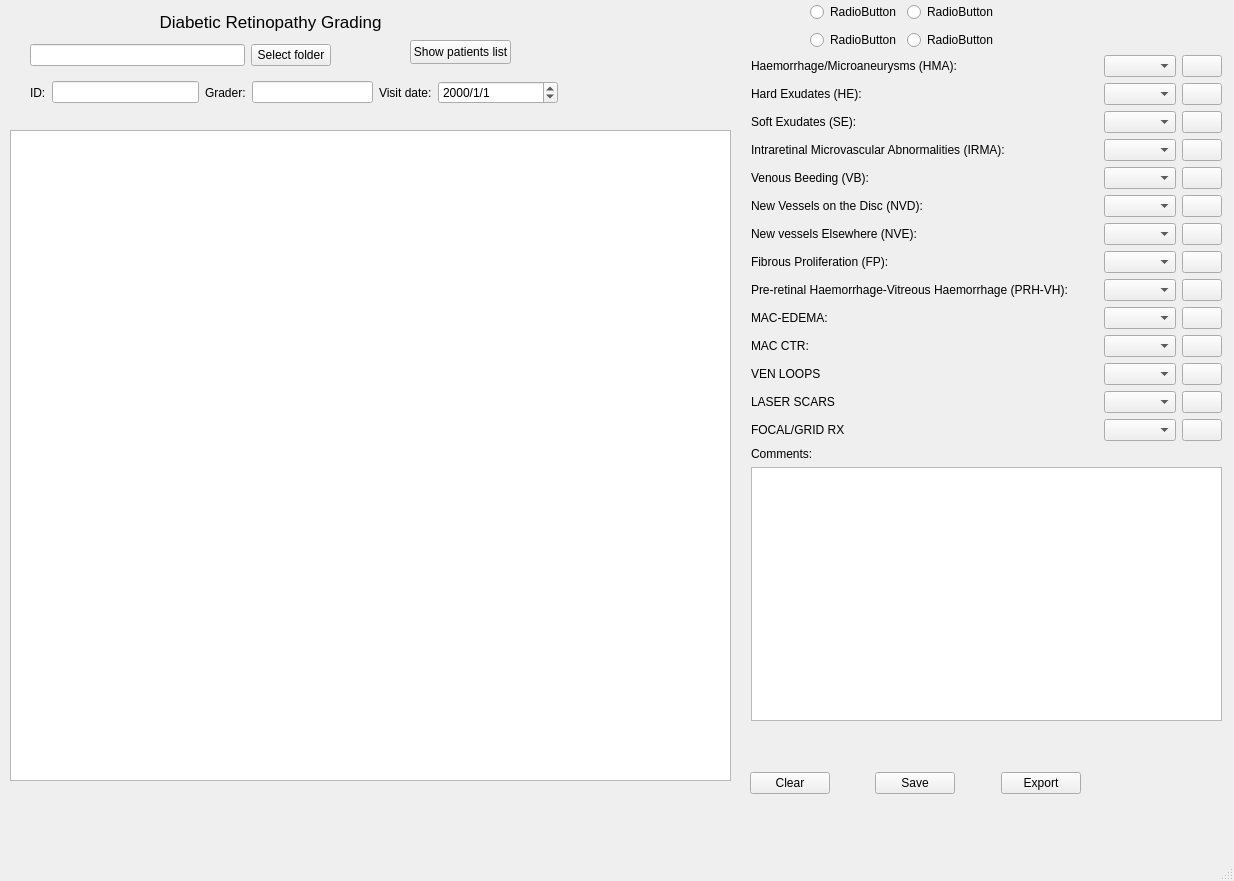
Before: the Qt Designer form MainWindow.ui in xujialiu/ETDR-grading-app, drawn with Qt 5.
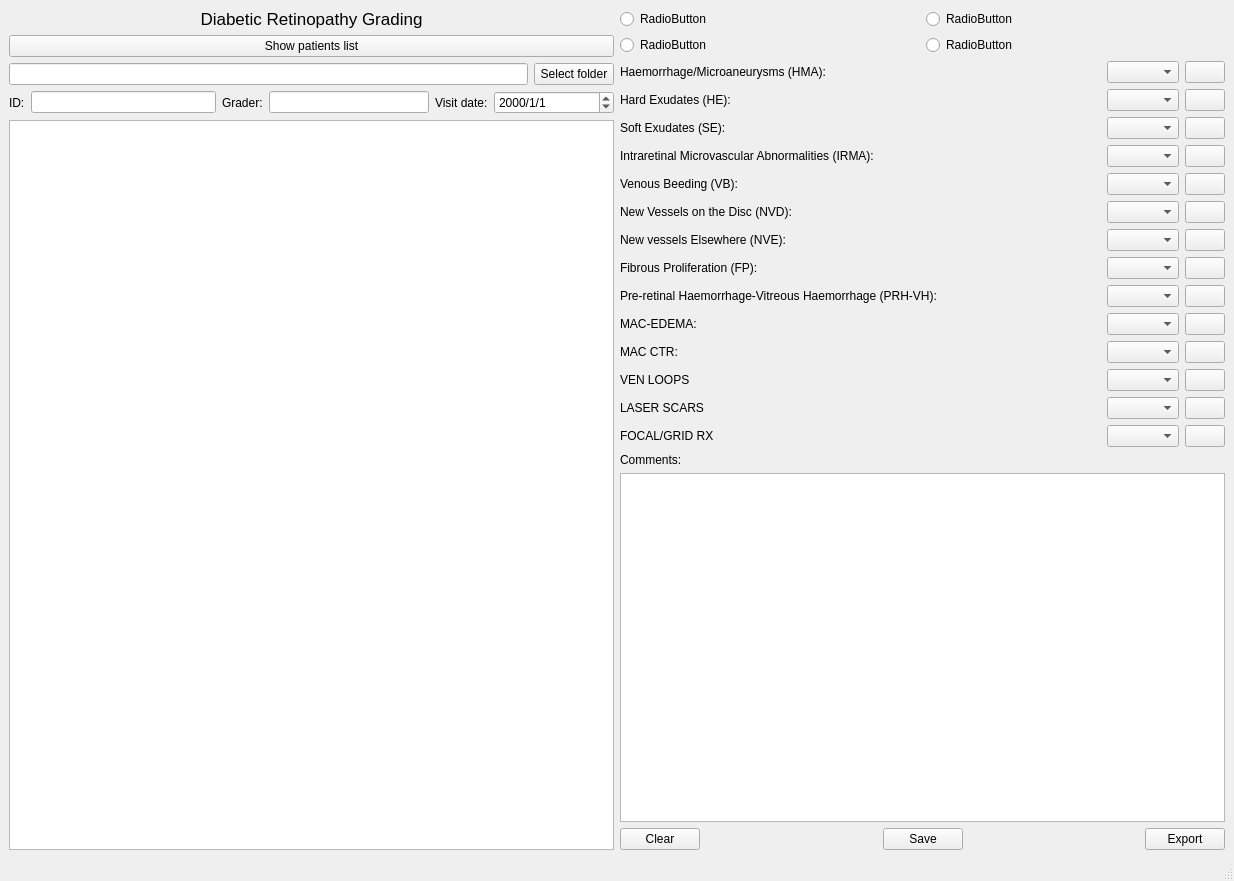
After: the same form once the commit is applied. Icons and pictures are not drawn.

Commit message: feat: change the combobox image hovered on tht mouse left

```diff
--- a/MainWindow.ui
+++ b/MainWindow.ui
@@ -14,15 +14,11 @@
    <string>MainWindow</string>
   </property>
   <widget class="QWidget" name="centralwidget">
+   <layout class="QHBoxLayout" name="horizontalLayout_22">
+    <item>
+     <layout class="QVBoxLayout" name="verticalLayout_5">
+      <item>
    <widget class="QLabel" name="label">
-    <property name="geometry">
-     <rect>
-      <x>160</x>
-      <y>10</y>
-      <width>221</width>
-      <height>23</height>
-     </rect>
-    </property>
     <property name="font">
      <font>
       <pointsize>13</pointsize>
@@ -35,25 +31,29 @@
      <set>Qt::AlignCenter</set>
     </property>
    </widget>
-   <widget class="QGraphicsView" name="graphicsView">
-    <property name="geometry">
-     <rect>
-      <x>10</x>
-      <y>130</y>
-      <width>721</width>
-      <height>651</height>
-     </rect>
-    </property>
-   </widget>
-   <widget class="QWidget" name="layoutWidget">
-    <property name="geometry">
-     <rect>
-      <x>30</x>
-      <y>80</y>
-      <width>528</width>
-      <height>25</height>
-     </rect>
-    </property>
+      </item>
+      <item>
+       <widget class="QPushButton" name="folder_button_2">
+        <property name="text">
+         <string>Show patients list</string>
+        </property>
+       </widget>
+      </item>
+      <item>
+       <layout class="QHBoxLayout" name="horizontalLayout_4">
+        <item>
+         <widget class="QLineEdit" name="folder_line"/>
+        </item>
+        <item>
+         <widget class="QPushButton" name="folder_button">
+          <property name="text">
+           <string>Select folder</string>
+          </property>
+         </widget>
+        </item>
+       </layout>
+      </item>
+      <item>
     <layout class="QHBoxLayout" name="horizontalLayout_19">
      <item>
       <layout class="QHBoxLayout" name="horizontalLayout">
@@ -114,106 +114,55 @@
       </layout>
      </item>
     </layout>
-   </widget>
-   <widget class="QWidget" name="layoutWidget">
-    <property name="geometry">
-     <rect>
-      <x>750</x>
-      <y>770</y>
-      <width>331</width>
-      <height>26</height>
-     </rect>
-    </property>
-    <layout class="QHBoxLayout" name="horizontalLayout_20">
-     <item>
-      <widget class="QPushButton" name="pushButton">
-       <property name="text">
-        <string>Clear</string>
-       </property>
-       <property name="autoDefault">
-        <bool>false</bool>
-       </property>
-       <property name="default">
-        <bool>false</bool>
-       </property>
-       <property name="flat">
-        <bool>false</bool>
-       </property>
-      </widget>
      </item>
      <item>
-      <spacer name="horizontalSpacer_15">
-       <property name="orientation">
-        <enum>Qt::Horizontal</enum>
-       </property>
-       <property name="sizeHint" stdset="0">
-        <size>
-         <width>40</width>
-         <height>20</height>
-        </size>
-       </property>
-      </spacer>
-     </item>
+       <widget class="QGraphicsView" name="graphicsView"/>
+      </item>
+     </layout>
+    </item>
      <item>
-      <widget class="QPushButton" name="pushButton_2">
+     <layout class="QVBoxLayout" name="verticalLayout_4">
+      <item>
+       <layout class="QVBoxLayout" name="verticalLayout_3">
+        <item>
+         <layout class="QHBoxLayout" name="horizontalLayout_3">
+          <item>
+           <widget class="QRadioButton" name="radioButton">
        <property name="text">
-        <string>Save</string>
+             <string>RadioButton</string>
        </property>
       </widget>
      </item>
      <item>
-      <spacer name="horizontalSpacer_16">
-       <property name="orientation">
-        <enum>Qt::Horizontal</enum>
-       </property>
-       <property name="sizeHint" stdset="0">
-        <size>
-         <width>40</width>
-         <height>20</height>
-        </size>
-       </property>
-      </spacer>
-     </item>
+           <widget class="QRadioButton" name="radioButton_2">
+            <property name="text">
+             <string>RadioButton</string>
+            </property>
+           </widget>
+          </item>
+         </layout>
+        </item>
      <item>
-      <widget class="QPushButton" name="pushButton_3">
+         <layout class="QHBoxLayout" name="horizontalLayout_5">
+          <item>
+           <widget class="QRadioButton" name="radioButton_3">
        <property name="text">
-        <string>Export</string>
+             <string>RadioButton</string>
        </property>
       </widget>
      </item>
-    </layout>
-   </widget>
-   <widget class="QWidget" name="layoutWidget">
-    <property name="geometry">
-     <rect>
-      <x>30</x>
-      <y>40</y>
-      <width>301</width>
-      <height>31</height>
-     </rect>
-    </property>
-    <layout class="QHBoxLayout" name="horizontalLayout_4">
      <item>
-      <widget class="QLineEdit" name="folder_line"/>
-     </item>
-     <item>
-      <widget class="QPushButton" name="folder_button">
+           <widget class="QRadioButton" name="radioButton_4">
        <property name="text">
-        <string>Select folder</string>
+             <string>RadioButton</string>
        </property>
       </widget>
      </item>
     </layout>
-   </widget>
-   <widget class="QWidget" name="layoutWidget">
-    <property name="geometry">
-     <rect>
-      <x>751</x>
-      <y>55</y>
-      <width>471</width>
-      <height>666</height>
-     </rect>
-    </property>
+        </item>
+       </layout>
+      </item>
+      <item>
     <layout class="QVBoxLayout" name="verticalLayout_2">
      <item>
       <layout class="QHBoxLayout" name="horizontalLayout_21">
@@ -768,68 +717,70 @@
       </layout>
      </item>
     </layout>
-   </widget>
-   <widget class="QWidget" name="layoutWidget">
-    <property name="geometry">
-     <rect>
-      <x>810</x>
-      <y>0</y>
-      <width>188</width>
-      <height>52</height>
-     </rect>
-    </property>
-    <layout class="QVBoxLayout" name="verticalLayout_3">
+      </item>
      <item>
-      <layout class="QHBoxLayout" name="horizontalLayout_3">
+       <layout class="QHBoxLayout" name="horizontalLayout_20">
        <item>
-        <widget class="QRadioButton" name="radioButton">
+         <widget class="QPushButton" name="pushButton">
          <property name="text">
-          <string>RadioButton</string>
-         </property>
+           <string>Clear</string>
+          </property>
+          <property name="autoDefault">
+           <bool>false</bool>
+          </property>
+          <property name="default">
+           <bool>false</bool>
+          </property>
+          <property name="flat">
+           <bool>false</bool>
+          </property>
         </widget>
        </item>
        <item>
-        <widget class="QRadioButton" name="radioButton_2">
-         <property name="text">
-          <string>RadioButton</string>
-         </property>
-        </widget>
-       </item>
-      </layout>
-     </item>
+         <spacer name="horizontalSpacer_15">
+          <property name="orientation">
+           <enum>Qt::Horizontal</enum>
+          </property>
+          <property name="sizeHint" stdset="0">
+           <size>
+            <width>40</width>
+            <height>20</height>
+           </size>
+          </property>
+         </spacer>
+        </item>
      <item>
-      <layout class="QHBoxLayout" name="horizontalLayout_5">
-       <item>
-        <widget class="QRadioButton" name="radioButton_3">
+         <widget class="QPushButton" name="pushButton_2">
          <property name="text">
-          <string>RadioButton</string>
+           <string>Save</string>
          </property>
         </widget>
        </item>
        <item>
-        <widget class="QRadioButton" name="radioButton_4">
+         <spacer name="horizontalSpacer_16">
+          <property name="orientation">
+           <enum>Qt::Horizontal</enum>
+          </property>
+          <property name="sizeHint" stdset="0">
+           <size>
+            <width>40</width>
+            <height>20</height>
+           </size>
+          </property>
+         </spacer>
+        </item>
+        <item>
+         <widget class="QPushButton" name="pushButton_3">
          <property name="text">
-          <string>RadioButton</string>
+           <string>Export</string>
          </property>
         </widget>
        </item>
       </layout>
      </item>
     </layout>
-   </widget>
-   <widget class="QPushButton" name="folder_button_2">
-    <property name="geometry">
-     <rect>
-      <x>410</x>
-      <y>40</y>
-      <width>101</width>
-      <height>24</height>
-     </rect>
-    </property>
-    <property name="text">
-     <string>Show patients list</string>
-    </property>
-   </widget>
+    </item>
+   </layout>
   </widget>
   <widget class="QMenuBar" name="menubar">
    <property name="geometry">
```
Lines whose indentation alone changed are shown as unchanged. The commit also changes 3 other files.
